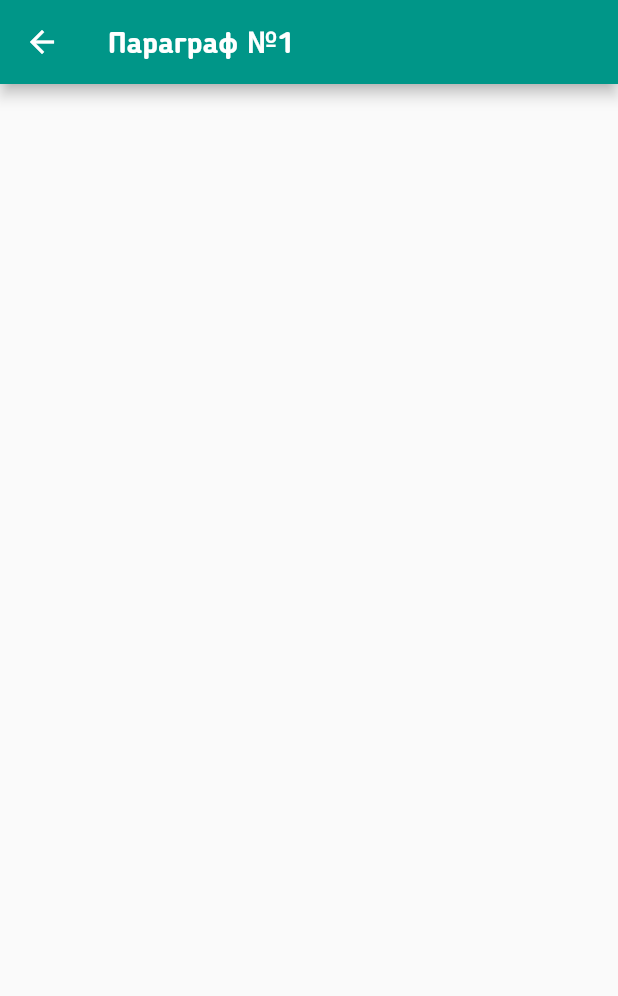
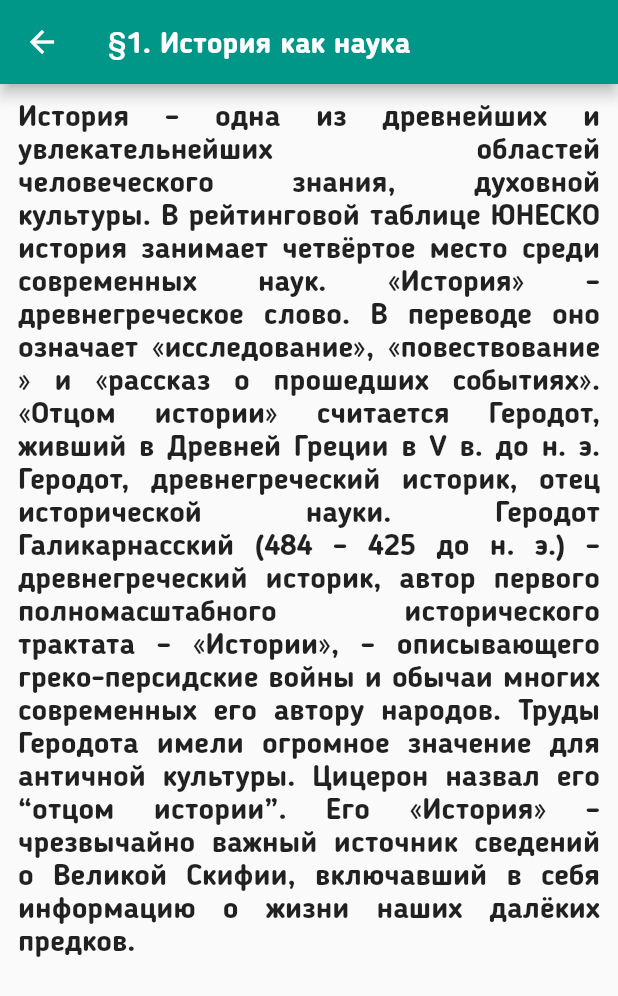
Before and after one commit to akmatoff/HistoryOfKGBook, a Flutter app: the Articles screen opened by its route, after a tap on "ПАРАГРАФ №2", on a phone screen of 412 x 824 dp. Shown: the top 996 px of the screen. Run offline on Flutter 3.47's test engine with Material 2 defaults, Android fonts, the phone set to English and light mode, and no system bars.

Commit message:
Added text into a paragraph

```diff
--- a/lib/app.dart
+++ b/lib/app.dart
@@ -1,10 +1,10 @@
 import 'package:flutter/material.dart';
 import 'pages/home/home.dart';
-import 'pages/articles/articles.dart';
+import 'pages/paragraphs/paragraphs.dart';
 import 'pages/about.dart';
 import 'pages/persons/persons.dart';
 import 'pages/quiz/quiz.dart';
-import 'pages/articles/article1.dart';
+import 'pages/paragraphs/paragraph1.dart';
 
 class App extends StatelessWidget {
   @override
--- a/lib/pages/articles/article1.dart
+++ /dev/null
@@ -1,15 +0,0 @@
-import 'package:flutter/material.dart';
-import '../models/paragraph.dart';
-
-class Article1 extends StatelessWidget {
-  @override
-  Widget build(BuildContext context) {
-    return Scaffold(
-      appBar: AppBar(
-        title: Text('Параграф №1'),
-        ),
-        body: Column(children: <Widget>[
-        ],)
-    );
-  }
-}
--- a/lib/pages/articles/article-button.dart
+++ b/lib/pages/paragraphs/paragraph-button.dart
@@ -33,7 +33,7 @@ class ArticleButton extends StatelessWidget {
                   _buttonText,
                   style: TextStyle(
                     color: Colors.white,
-                    fontSize: 17.0,
+                    fontSize: 19.0,
                     shadows: <Shadow>[
                       Shadow(
                         color: Color.fromARGB(255, 0, 0, 0),
--- /dev/null
+++ b/lib/pages/paragraphs/paragraph1.dart
@@ -0,0 +1,35 @@
+import 'package:flutter/material.dart';
+import '../models/paragraph.dart';
+
+class Article1 extends StatelessWidget {
+  @override
+  Widget build(BuildContext context) {
+    return Scaffold(
+      appBar: AppBar(
+        title: Text('§1. История как наука'),
+        ),
+        body:
+        SingleChildScrollView(
+          child:
+        Container(
+          padding: EdgeInsets.fromLTRB(12.0, 12.0, 12.0, 12.0),
+          child:
+          Column(
+            children: [
+              Text(
+            """
+История – одна из древнейших и увлекательнейших областей человеческого  знания, духовной культуры. В рейтинговой таблице ЮНЕСКО  история занимает четвёртое место среди современных наук. «История» – древнегреческое слово. В переводе оно означает «исследование», «повествование» и «рассказ о прошедших событиях». «Отцом истории» считается Геродот,  живший в Древней Греции в V в. до н. э. Геродот, древнегреческий историк, отец исторической науки. Геродот Галикарнасский (484 – 425 до н. э.) – древнегреческий историк, автор первого полномасштабного исторического трактата – «Истории», – описывающего греко-персидские войны и обычаи многих современных его автору народов. Труды Геродота имели огромное значение для античной культуры. Цицерон назвал его “отцом истории”. Его «История» – чрезвычайно важный источник сведений о Великой Скифии, включавший в себя информацию о жизни наших далёких предков.
+            """,
+            style: TextStyle(
+              fontSize: 20.0,
+              color: Colors.black87,
+            ),
+            textAlign: TextAlign.justify,
+          ),
+        ],
+          ),
+        ),
+        ),
+    );
+  }
+}
--- a/lib/pages/articles/articles.dart
+++ b/lib/pages/paragraphs/paragraphs.dart
@@ -1,5 +1,5 @@
 import 'package:flutter/material.dart';
-import 'article-button.dart';
+import 'paragraph-button.dart';
 
 class Articles extends StatelessWidget {
   @override
@@ -11,7 +11,7 @@ class Articles extends StatelessWidget {
           mainAxisAlignment: MainAxisAlignment.center,
           crossAxisAlignment: CrossAxisAlignment.stretch,
           children: <Widget>[
-            ArticleButton("assets/images/article-pic1.jpg", "ПАРАГРАФ №1", "/Articles/article1"),
+            ArticleButton("assets/images/article-pic1.jpg", "§1. История как наука", "/Articles/article1"),
             ArticleButton("assets/images/article-pic2.jpg", "ПАРАГРАФ №2", "/Articles/article1"),
             ArticleButton("assets/images/article-pic3.jpg", "ПАРАГРАФ №3", "/Articles/article1"),
             ArticleButton("assets/images/article-pic4.jpg", "ПАРАГРАФ №4", "/Articles/article1"),
```
